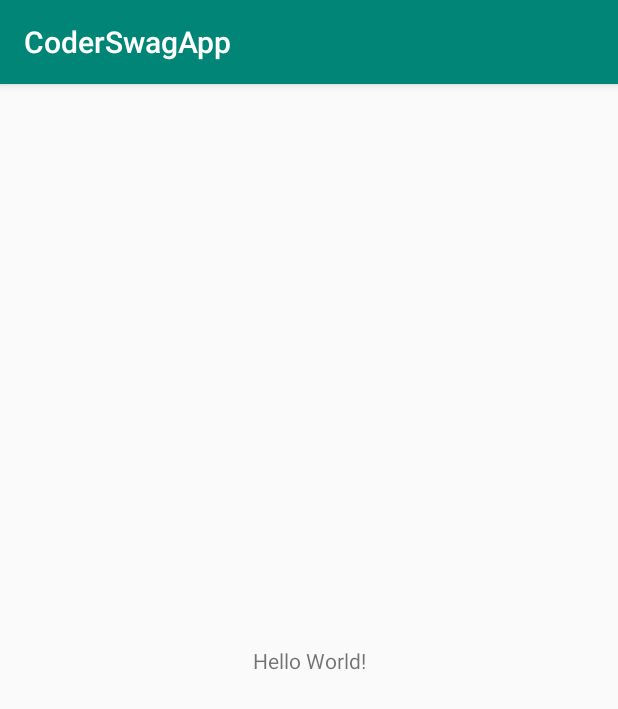
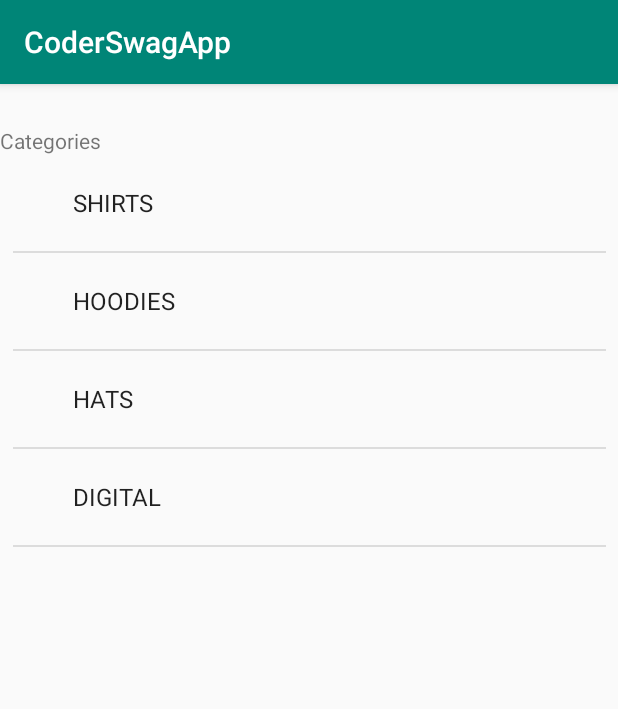
Before and after one commit to iOSMobileBrian/CoderSwagApp, an Android app: the screen it shows after launch (MainActivity), on a phone screen of 412 x 824 dp. Shown: the top 709 px of the screen. Run offline under Robolectric (Android 15) with nearby library versions, the phone set to English and light mode, and no system bars.

Commit message:
Inital setup of ListView Layout

```diff
--- a/app/src/main/java/com/example/coderswagapp/Controller/MainActivity.kt
+++ b/app/src/main/java/com/example/coderswagapp/Controller/MainActivity.kt
@@ -2,12 +2,23 @@ package com.example.coderswagapp.Controller
 
 import android.support.v7.app.AppCompatActivity
 import android.os.Bundle
+import android.widget.ArrayAdapter
+import com.example.coderswagapp.Model.Category
 import com.example.coderswagapp.R
+import com.example.coderswagapp.Services.DataService
+import kotlinx.android.synthetic.main.activity_main.*
 
 class MainActivity : AppCompatActivity() {
+
+    lateinit var adapter: ArrayAdapter<Category>
 
     override fun onCreate(savedInstanceState: Bundle?) {
         super.onCreate(savedInstanceState)
         setContentView(R.layout.activity_main)
+
+        adapter = ArrayAdapter(this,
+            android.R.layout.simple_expandable_list_item_1, DataService.categories)
+
+        categoryListView.adapter = adapter
     }
 }
--- a/app/src/main/java/com/example/coderswagapp/Model/Category.kt
+++ b/app/src/main/java/com/example/coderswagapp/Model/Category.kt
@@ -1,3 +1,8 @@
 package com.example.coderswagapp.Model
 
-class Category(val title:String, val image:String)
+class Category(val title:String, val image:String){
+
+    override fun toString(): String {
+        return title
+    }
+}
--- a/app/src/main/res/layout/activity_main.xml
+++ b/app/src/main/res/layout/activity_main.xml
@@ -10,10 +10,14 @@
     <TextView
             android:layout_width="wrap_content"
             android:layout_height="wrap_content"
-            android:text="Hello World!"
-            app:layout_constraintBottom_toBottomOf="parent"
+            android:text="Categories"
             app:layout_constraintLeft_toLeftOf="parent"
-            app:layout_constraintRight_toRightOf="parent"
-            app:layout_constraintTop_toTopOf="parent"/>
+            app:layout_constraintTop_toTopOf="parent"
+            android:layout_marginTop="28dp" android:id="@+id/categoriesTextView"/>
+    <ListView
+            android:layout_width="395dp"
+            android:layout_height="668dp"
+            app:layout_constraintTop_toBottomOf="@+id/categoriesTextView" app:layout_constraintStart_toStartOf="parent"
+            app:layout_constraintEnd_toEndOf="parent" android:id="@+id/categoryListView"/>
 
 </android.support.constraint.ConstraintLayout>
--- a/app/src/main/res/values/strings.xml
+++ b/app/src/main/res/values/strings.xml
@@ -1,3 +1,5 @@
 <resources>
     <string name="app_name">CoderSwagApp</string>
+    <string name="categories">Categories</string>
+    <string name="todo">TODO</string>
 </resources>
```
Also changed, not shown: app/src/main/res/layout/category_list_item.xml (added, +24 -0 lines).
